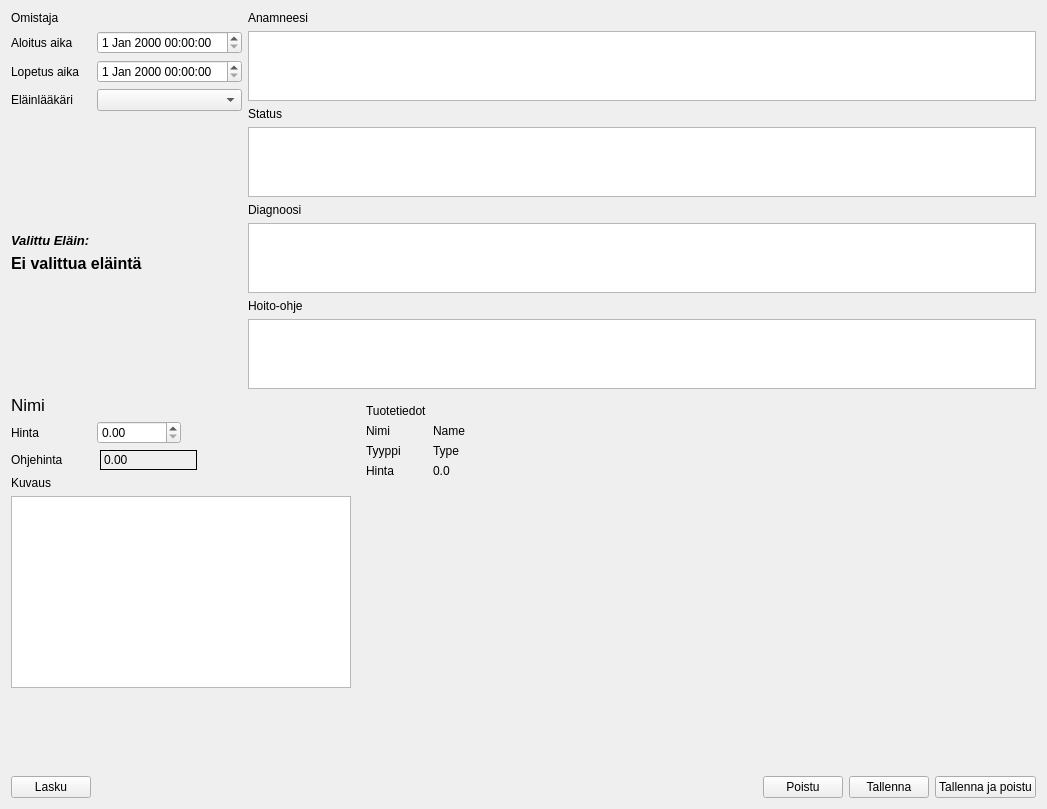
The window that uipy/ui_visit.ui (mape90/VetApp) describes before a commit, drawn with Qt 5.
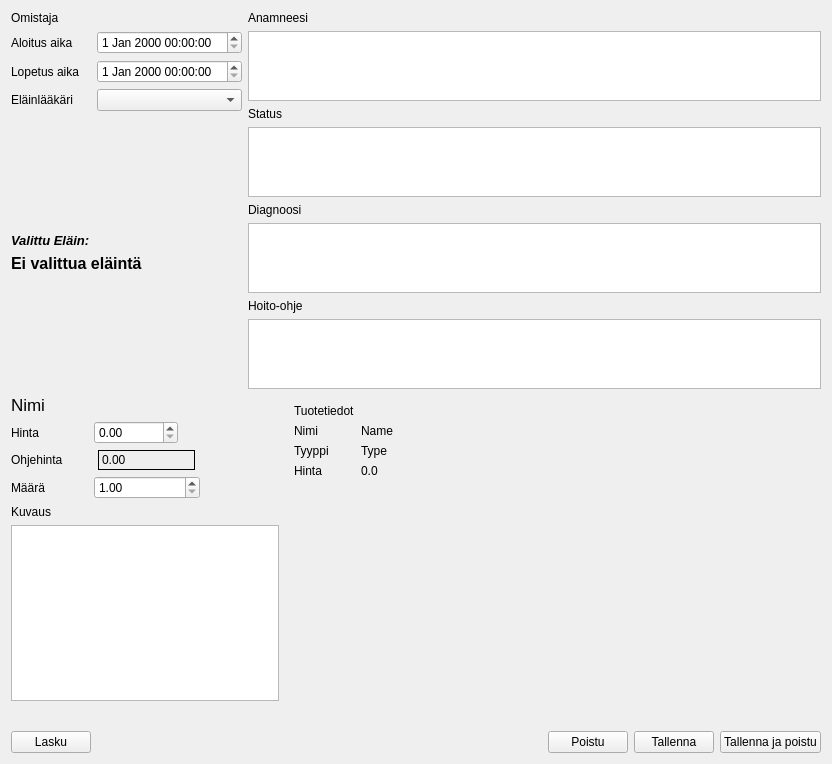
The same window after the commit.

Commit message: No operation have count that can be cahanged

```diff
--- a/uipy/ui_visit.ui
+++ b/uipy/ui_visit.ui
@@ -6,8 +6,8 @@
    <rect>
     <x>0</x>
     <y>0</y>
-    <width>1047</width>
-    <height>809</height>
+    <width>832</width>
+    <height>764</height>
    </rect>
   </property>
   <property name="windowTitle">
@@ -263,7 +263,10 @@
           </widget>
          </item>
          <item>
-          <layout class="QHBoxLayout" name="horizontalLayout_6">
+          <layout class="QHBoxLayout" name="horizontalLayout_6" stretch="1,2,3">
+           <property name="spacing">
+            <number>3</number>
+           </property>
            <item>
             <widget class="QLabel" name="priceLabel">
              <property name="minimumSize">
@@ -279,6 +282,12 @@
            </item>
            <item>
             <widget class="QDoubleSpinBox" name="priceSpinBox">
+             <property name="maximumSize">
+              <size>
+               <width>106</width>
+               <height>16777215</height>
+              </size>
+             </property>
              <property name="toolTip">
               <string>Painamalla Ctrl:n pohjaan voit rullata lukuja nopeammin</string>
              </property>
@@ -306,7 +315,10 @@
           </layout>
          </item>
          <item>
-          <layout class="QHBoxLayout" name="horizontalLayout_7">
+          <layout class="QHBoxLayout" name="horizontalLayout_7" stretch="0,0,0">
+           <property name="spacing">
+            <number>4</number>
+           </property>
            <item>
             <widget class="QLabel" name="retailPriceLabel_2">
              <property name="minimumSize">
@@ -351,6 +363,70 @@
            </item>
           </layout>
          </item>
+         <item>
+          <layout class="QHBoxLayout" name="horizontalLayout_10" stretch="1,2,3">
+           <property name="spacing">
+            <number>0</number>
+           </property>
+           <item>
+            <widget class="QLabel" name="countLabel">
+             <property name="minimumSize">
+              <size>
+               <width>83</width>
+               <height>0</height>
+              </size>
+             </property>
+             <property name="maximumSize">
+              <size>
+               <width>80</width>
+               <height>16777215</height>
+              </size>
+             </property>
+             <property name="text">
+              <string>Määrä</string>
+             </property>
+            </widget>
+           </item>
+           <item>
+            <widget class="QDoubleSpinBox" name="countSpinBox">
+             <property name="minimumSize">
+              <size>
+               <width>106</width>
+               <height>0</height>
+              </size>
+             </property>
+             <property name="maximumSize">
+              <size>
+               <width>106</width>
+               <height>16777215</height>
+              </size>
+             </property>
+             <property name="minimum">
+              <double>1.000000000000000</double>
+             </property>
+             <property name="maximum">
+              <double>999999.000000000000000</double>
+             </property>
+             <property name="singleStep">
+              <double>1.000000000000000</double>
+             </property>
+            </widget>
+           </item>
+           <item>
+            <spacer name="horizontalSpacer_4">
+             <property name="orientation">
+              <enum>Qt::Horizontal</enum>
+             </property>
+             <property name="sizeHint" stdset="0">
+              <size>
+               <width>40</width>
+               <height>20</height>
+              </size>
+             </property>
+            </spacer>
+           </item>
+          </layout>
+         </item>
          <item>
           <layout class="QVBoxLayout" name="verticalLayout_4">
            <item>
```
Left out of the diff: 12 changed lines with no effect on the pictures. The commit also changes 6 other files.
